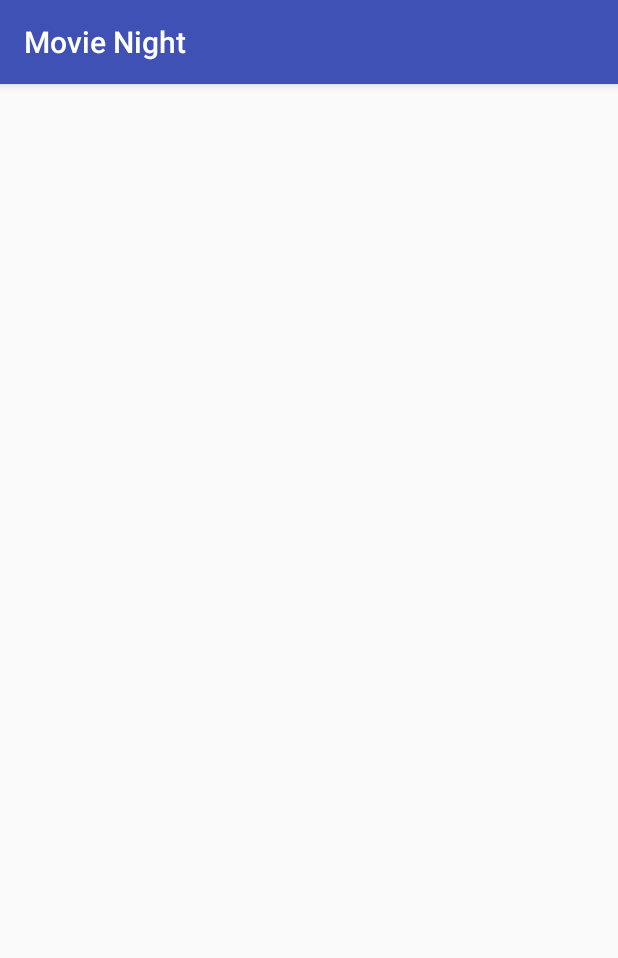
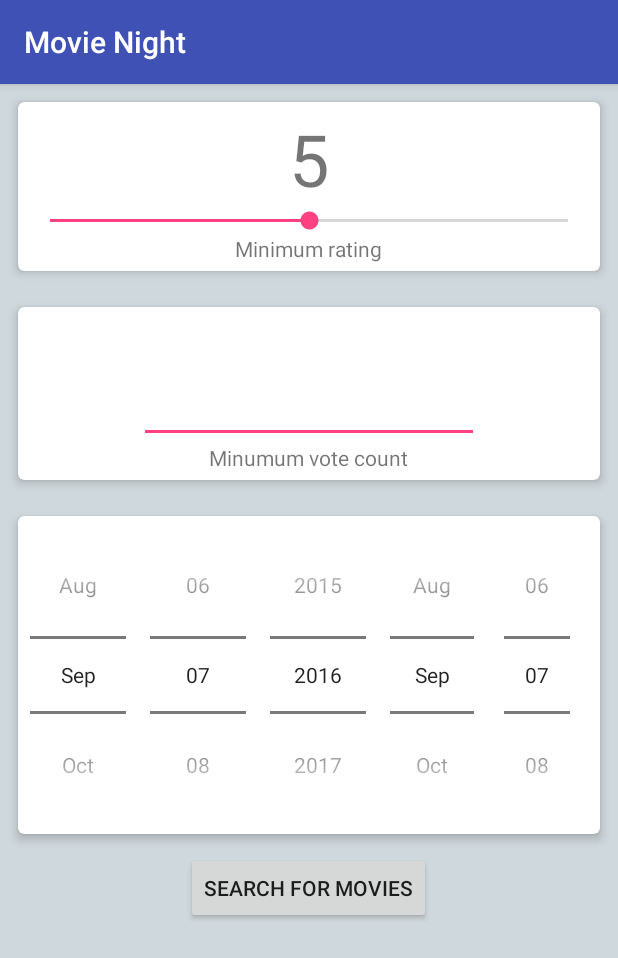
Before and after one commit to guybridge/Project05, an Android app: the screen it shows after launch (MainActivity), on a phone screen of 412 x 824 dp. Shown: the top 958 px of the screen. Run offline under Robolectric (Android 15) with nearby library versions, the phone set to English and light mode, and no system bars.

Commit message:
Started building layout

```diff
--- a/app/build.gradle
+++ b/app/build.gradle
@@ -23,4 +23,5 @@ dependencies {
     compile fileTree(dir: 'libs', include: ['*.jar'])
     testCompile 'junit:junit:4.12'
     compile 'com.android.support:appcompat-v7:24.2.0'
+    compile 'com.android.support:cardview-v7:24.2.0'
 }
--- a/app/src/main/AndroidManifest.xml
+++ b/app/src/main/AndroidManifest.xml
@@ -4,7 +4,7 @@
 
     <application
         android:allowBackup="true"
-        android:icon="@mipmap/ic_launcher"
+        android:icon="@mipmap/launcher"
         android:label="@string/app_name"
         android:supportsRtl="true"
         android:theme="@style/AppTheme">
--- a/app/src/main/java/au/com/wsit/project05/MainActivity.java
+++ b/app/src/main/java/au/com/wsit/project05/MainActivity.java
@@ -3,6 +3,14 @@ package au.com.wsit.project05;
 import android.support.v7.app.AppCompatActivity;
 import android.os.Bundle;
 import android.util.Log;
+import android.view.View;
+import android.widget.Button;
+import android.widget.DatePicker;
+import android.widget.EditText;
+import android.widget.SeekBar;
+import android.widget.TextView;
+
+import java.util.Date;
 
 import au.com.wsit.project05.utils.MovieNightConstants;
 import au.com.wsit.project05.utils.UrlBuilder;
@@ -11,6 +19,18 @@ public class MainActivity extends AppCompatActivity
 {
 
     private static final String TAG = MainActivity.class.getSimpleName();
+    private TextView mRatingTextView;
+    private SeekBar mRatingSeekBar;
+    private EditText mVoteCountEditText;
+    private Button mSearchButton;
+
+    private DatePicker mMinDatePicker;
+    private DatePicker mMaxDatePicker;
+
+    private String mRating;
+    private String mVoteCount;
+    private String minDate;
+    private String maxDate;
 
     @Override
     protected void onCreate(Bundle savedInstanceState)
@@ -18,49 +38,83 @@ public class MainActivity extends AppCompatActivity
         super.onCreate(savedInstanceState);
         setContentView(R.layout.activity_main);
 
+        mRatingTextView = (TextView) findViewById(R.id.minRatingCountTextView);
+        mRatingSeekBar = (SeekBar) findViewById(R.id.ratingSeekBar);
+        mVoteCountEditText = (EditText) findViewById(R.id.minVoteCountEditText);
+        mSearchButton = (Button) findViewById(R.id.searchButton);
+
+        mMinDatePicker = (DatePicker) findViewById(R.id.minDate);
+        mMaxDatePicker = (DatePicker) findViewById(R.id.maxDate);
+
+        // Seek bar setup
+        mRatingSeekBar.setMax(10);
+        mRatingSeekBar.setProgress(5);
+
+        mRatingSeekBar.setOnSeekBarChangeListener(new SeekBar.OnSeekBarChangeListener()
+        {
+            @Override
+            public void onProgressChanged(SeekBar seekBar, int progress, boolean fromUser)
+            {
+                mRatingTextView.setText(String.valueOf(progress));
+
+                // Store the progress
+                mRating = String.valueOf(progress);
+            }
+
+            @Override
+            public void onStartTrackingTouch(SeekBar seekBar)
+            {
+
+            }
+
+            @Override
+            public void onStopTrackingTouch(SeekBar seekBar)
+            {
+
+            }
+        });
+
+        // Setup the date picker
+
+
+
+
+        // Setup the button click listener
+        mSearchButton.setOnClickListener(new View.OnClickListener()
+        {
+            @Override
+            public void onClick(View v)
+            {
+                // Get the data from the edit Text
+                mVoteCount = mVoteCountEditText.getText().toString();
+
+                // Get the dates
+
+                createURL(mRating, mVoteCount, minDate, maxDate);
+            }
+        });
+
+
+
+
+    }
+
+    private String createURL(String minRating, String minVoteCount, String minDate, String maxDate)
+    {
         // Create a new URL builder with the discover API endpoint as the base URL
         UrlBuilder builtURL = new UrlBuilder(MovieNightConstants.DISCOVER_BASE_URL);
 
         // Set the minimum vote average
-        builtURL.setVoteAverageGTE(5);
+        builtURL.setVoteAverageGTE(minRating);
 
         // Set the vote count
-        builtURL.setVoteCountGTE(5);
+        builtURL.setVoteCountGTE(minVoteCount);
 
         // Set the release date ranges
-        builtURL.setReleaseDateRange(2014, 2015);
+        builtURL.setReleaseDateRange(minDate, maxDate);
 
         Log.i(TAG, "The Build URL is: " + builtURL.getmBuiltURL());
 
-
-        // Allow users to choose: rating threshold
-
-        // vote_average.gte=
-
-        // Allow users to choose: minimum # of ratings
-
-        // vote_count.gte=100
-
-        // Allow users to choose: release date range
-
-        // release_date.gte=
-        // release_date.lte=
-
-        // https://api.themoviedb.org/3/discover/movie?sort_by=vote_count.gte=10&api_key=4a0ef3c693045b63c407d7f5b520f647
-
-        // EXAMPLE
-        // https://api.themoviedb.org/3/discover/movie? // BASE URL
-        // &api_key=4a0ef3c693045b63c407d7f5b520f647    // API_KEY
-        // &sort_by=
-        // vote_average.desc&vote_average.gte=10
-        // &vote_count.gte=100
-        // &release_date.gte=2010
-        // &release_date.lte=2012
-
-        // EXAMPLE
-        // https://api.themoviedb.org/3/discover/movie?&api_key=4a0ef3c693045b63c407d7f5b520f647&sort_by=vote_average.desc&vote_average.gte=5&vote_count.gte=100&release_date.gte=2010&release_date.lte=2012
-
-
-
+        return builtURL.getmBuiltURL();
     }
 }
--- a/app/src/main/java/au/com/wsit/project05/utils/UrlBuilder.java
+++ b/app/src/main/java/au/com/wsit/project05/utils/UrlBuilder.java
@@ -1,29 +1,31 @@
 package au.com.wsit.project05.utils;
-
 
 /**
  * Class to build the TMDB URL for Movie Night
  */
 public class UrlBuilder
 {
-        private String mBuiltURL;
+    private static final String TAG = UrlBuilder.class.getSimpleName();
+    private String mBuiltURL;
 
         public UrlBuilder(String baseURL)
         {
             mBuiltURL = baseURL;
         }
 
-        public void setVoteAverageGTE(int minVoteAverage)
+        public void setVoteAverageGTE(String minVoteAverage)
         {
-            mBuiltURL = mBuiltURL + "&vote_average.gte=" + minVoteAverage;
+            String queryParameter = "&vote_average.gte=";
+
+            mBuiltURL = mBuiltURL + queryParameter + minVoteAverage;
         }
 
-        public void setVoteCountGTE(int minVoteCount)
+        public void setVoteCountGTE(String minVoteCount)
         {
             mBuiltURL = mBuiltURL + "&vote_count.gte=" + minVoteCount;
         }
 
-        public void setReleaseDateRange(int minDate, int maxDate)
+        public void setReleaseDateRange(String minDate, String maxDate)
         {
             mBuiltURL = mBuiltURL + "&release_date.gte=" + minDate + "&release_date.lte=" + maxDate;
         }
@@ -33,4 +35,36 @@ public class UrlBuilder
         {
             return mBuiltURL;
         }
+
+
+
+
+    // Allow users to choose: rating threshold
+
+    // vote_average.gte=
+
+    // Allow users to choose: minimum # of ratings
+
+    // vote_count.gte=100
+
+    // Allow users to choose: release date range
+
+    // release_date.gte=
+    // release_date.lte=
+
+    // https://api.themoviedb.org/3/discover/movie?sort_by=vote_count.gte=10&api_key=4a0ef3c693045b63c407d7f5b520f647
+
+    // EXAMPLE
+    // https://api.themoviedb.org/3/discover/movie? // BASE URL
+    // &api_key=4a0ef3c693045b63c407d7f5b520f647    // API_KEY
+    // &sort_by=
+    // vote_average.desc&vote_average.gte=10
+    // &vote_count.gte=100
+    // &release_date.gte=2010
+    // &release_date.lte=2012
+
+    // EXAMPLE
+    // https://api.themoviedb.org/3/discover/movie?&api_key=4a0ef3c693045b63c407d7f5b520f647&sort_by=vote_average.desc&vote_average.gte=5&vote_count.gte=100&release_date.gte=2010&release_date.lte=2012
+
+
 }
--- a/app/src/main/res/layout/activity_main.xml
+++ b/app/src/main/res/layout/activity_main.xml
@@ -1,14 +1,128 @@
 <?xml version="1.0" encoding="utf-8"?>
-<RelativeLayout
+<LinearLayout
     xmlns:android="http://schemas.android.com/apk/res/android"
+    xmlns:card_view="http://schemas.android.com/apk/res-auto"
     xmlns:tools="http://schemas.android.com/tools"
     android:layout_width="match_parent"
     android:layout_height="match_parent"
-    android:paddingBottom="@dimen/activity_vertical_margin"
-    android:paddingLeft="@dimen/activity_horizontal_margin"
-    android:paddingRight="@dimen/activity_horizontal_margin"
-    android:paddingTop="@dimen/activity_vertical_margin"
+    android:orientation="vertical"
+    android:background="#CFD8DC"
     tools:context="au.com.wsit.project05.MainActivity">
 
+    <android.support.v7.widget.CardView
+        android:layout_width="match_parent"
+        android:layout_height="wrap_content"
+        android:layout_margin="12dp"
+        card_view:cardCornerRadius="4dp"
+        card_view:cardElevation="4dp">
 
-</RelativeLayout>
+        <LinearLayout
+            android:padding="5dp"
+            android:layout_width="match_parent"
+            android:layout_height="match_parent"
+            android:orientation="vertical">
+
+            <TextView
+                android:layout_width="wrap_content"
+                android:layout_height="wrap_content"
+                android:textSize="48sp"
+                android:text="5"
+                android:id="@+id/minRatingCountTextView"
+                android:layout_gravity="center_horizontal"/>
+
+            <SeekBar
+                android:layout_width="match_parent"
+                android:layout_height="wrap_content"
+                android:id="@+id/ratingSeekBar"
+                android:layout_gravity="center_horizontal"/>
+
+            <TextView
+                android:layout_width="wrap_content"
+                android:layout_height="wrap_content"
+                android:text="Minimum rating"
+                android:layout_gravity="center_horizontal"
+                android:id="@+id/minRatingTextView"/>
+
+        </LinearLayout>
+
+
+    </android.support.v7.widget.CardView>
+
+    <android.support.v7.widget.CardView
+
+        android:layout_width="match_parent"
+        android:layout_height="wrap_content"
+        android:layout_margin="12dp"
+        card_view:cardCornerRadius="4dp"
+        card_view:cardElevation="4dp">
+
+        <LinearLayout
+            android:padding="5dp"
+            android:layout_width="match_parent"
+            android:layout_height="match_parent"
+            android:orientation="vertical">
+
+
+            <EditText
+                android:textAlignment="center"
+                android:layout_gravity="center_horizontal"
+                android:layout_width="wrap_content"
+                android:layout_height="wrap_content"
+                android:inputType="numberDecimal"
+                android:textSize="48sp"
+                android:ems="4"
+                android:id="@+id/minVoteCountEditText"/>
+
+            <TextView
+
+                android:layout_width="wrap_content"
+                android:layout_height="wrap_content"
+                android:text="Minumum vote count"
+                android:id="@+id/textView"
+                android:layout_gravity="center_horizontal"/>
+
+        </LinearLayout>
+
+    </android.support.v7.widget.CardView>
+
+    <android.support.v7.widget.CardView
+        android:layout_width="match_parent"
+        android:layout_height="wrap_content"
+        android:layout_margin="12dp"
+        card_view:cardCornerRadius="4dp"
+        card_view:cardElevation="4dp">
+
+        <LinearLayout
+            android:layout_width="match_parent"
+            android:layout_height="match_parent"
+            android:orientation="horizontal">
+
+            <DatePicker
+                android:datePickerMode="spinner"
+                android:calendarViewShown="false"
+                android:layout_width="wrap_content"
+                android:layout_height="wrap_content"
+                android:id="@+id/minDate"/>
+
+            <DatePicker
+                android:datePickerMode="spinner"
+                android:calendarViewShown="false"
+                android:layout_width="wrap_content"
+                android:layout_height="wrap_content"
+                android:id="@+id/maxDate"/>
+
+        </LinearLayout>
+
+
+
+    </android.support.v7.widget.CardView>
+
+    <Button
+        android:layout_width="wrap_content"
+        android:layout_height="wrap_content"
+        android:text="Search for movies"
+        android:id="@+id/searchButton"
+        android:layout_gravity="center_horizontal"/>
+
+
+</LinearLayout>
```
